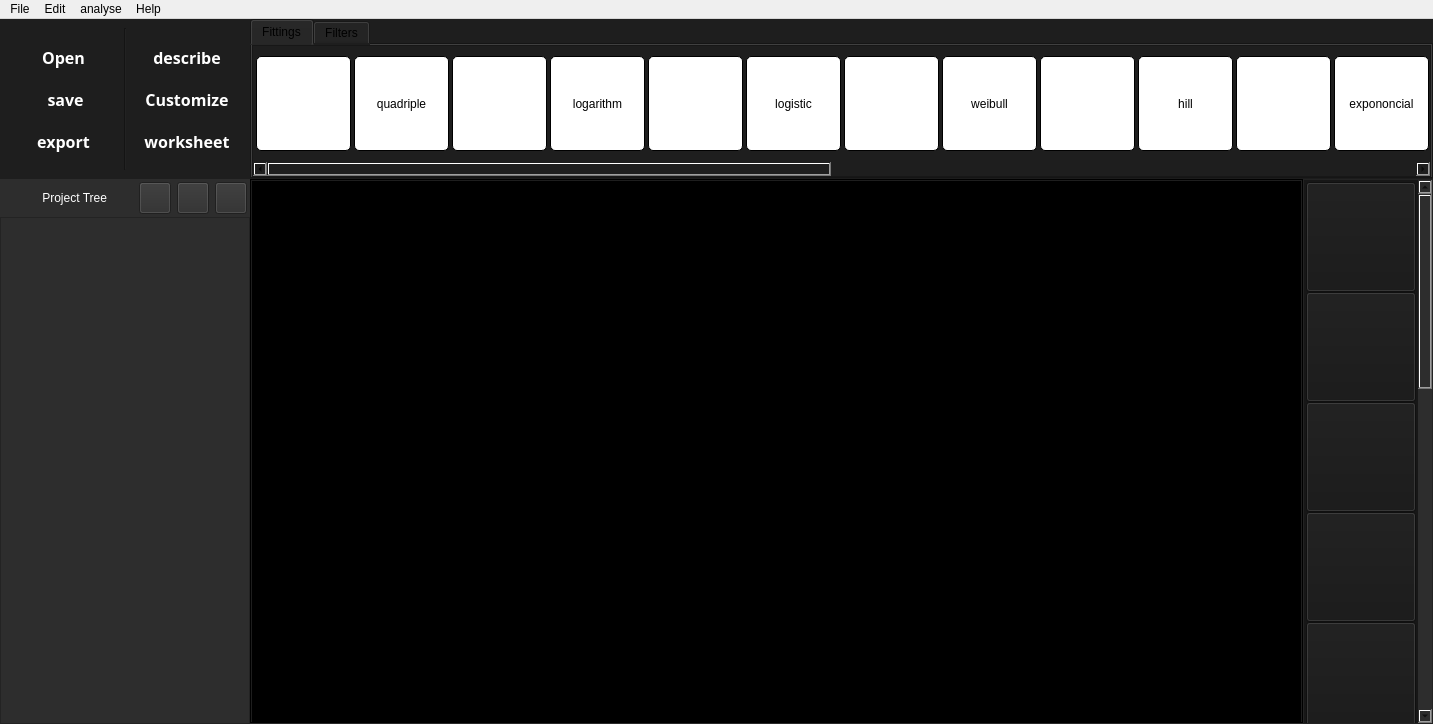
First picture: the form in form.ui, repository Meliani-Mehdi/Graphite_QT, before the edit.
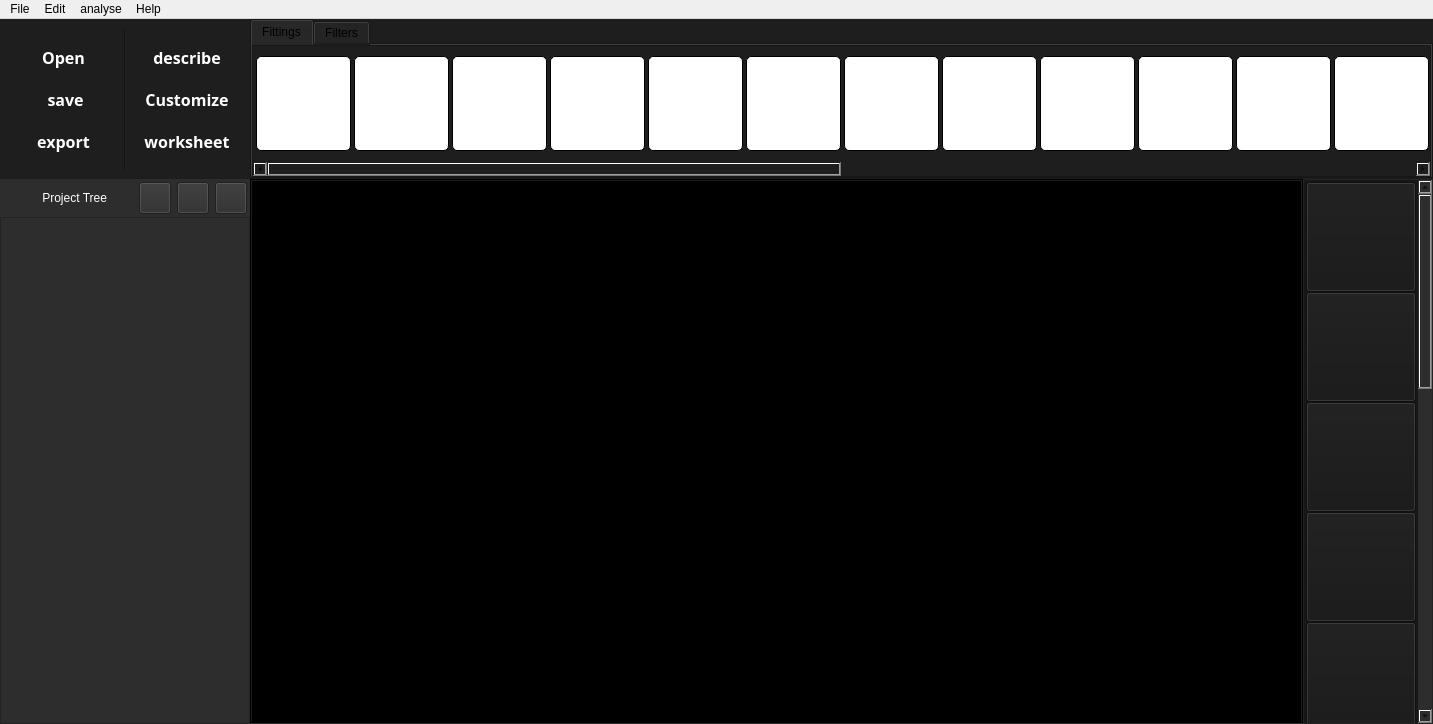
Second picture: the form after the edit. Icons and pictures are not drawn.

```diff
--- a/form.ui
+++ b/form.ui
@@ -514,15 +514,18 @@
                </property>
                <item>
                 <widget class="QScrollArea" name="scrollArea_2">
+                 <property name="verticalScrollBarPolicy">
+                  <enum>Qt::ScrollBarAlwaysOff</enum>
+                 </property>
                  <property name="widgetResizable">
                   <bool>true</bool>
                  </property>
                  <widget class="QWidget" name="scrollAreaWidgetContents_2">
                   <property name="geometry">
                    <rect>
-                    <x>-625</x>
+                    <x>0</x>
                     <y>0</y>
-                    <width>2404</width>
+                    <width>2361</width>
                     <height>114</height>
                    </rect>
                   </property>
@@ -588,9 +591,16 @@
                        <height>95</height>
                       </size>
                      </property>
-                     <property name="text">
+                     <property name="toolTip">
                       <string>quadriple</string>
                      </property>
+                     <property name="text">
+                      <string/>
+                     </property>
+                     <property name="icon">
+                      <iconset>
+                       <normaloff>assets/buttons/algo/quartic_fit_plot.png</normaloff>assets/buttons/algo/quartic_fit_plot.png</iconset>
+                     </property>
                      <property name="iconSize">
                       <size>
                        <width>80</width>
@@ -645,9 +655,16 @@
                        <height>95</height>
                       </size>
                      </property>
-                     <property name="text">
+                     <property name="toolTip">
                       <string>logarithm</string>
                      </property>
+                     <property name="text">
+                      <string/>
+                     </property>
+                     <property name="icon">
+                      <iconset>
+                       <normaloff>assets/buttons/algo/logarithm_fit_plot.png</normaloff>assets/buttons/algo/logarithm_fit_plot.png</iconset>
+                     </property>
                      <property name="iconSize">
                       <size>
                        <width>80</width>
@@ -702,9 +719,16 @@
                        <height>95</height>
                       </size>
                      </property>
-                     <property name="text">
+                     <property name="toolTip">
                       <string>logistic</string>
                      </property>
+                     <property name="text">
+                      <string/>
+                     </property>
+                     <property name="icon">
+                      <iconset>
+                       <normaloff>assets/buttons/algo/logistic_fit_plot.png</normaloff>assets/buttons/algo/logistic_fit_plot.png</iconset>
+                     </property>
                      <property name="iconSize">
                       <size>
                        <width>80</width>
@@ -753,9 +777,16 @@
                        <height>95</height>
                       </size>
                      </property>
-                     <property name="text">
+                     <property name="toolTip">
                       <string>weibull</string>
                      </property>
+                     <property name="text">
+                      <string/>
+                     </property>
+                     <property name="icon">
+                      <iconset>
+                       <normaloff>assets/buttons/algo/weibull_fit_icon.png</normaloff>assets/buttons/algo/weibull_fit_icon.png</iconset>
+                     </property>
                      <property name="iconSize">
                       <size>
                        <width>80</width>
@@ -804,9 +835,16 @@
                        <height>95</height>
                       </size>
                      </property>
-                     <property name="text">
+                     <property name="toolTip">
                       <string>hill</string>
                      </property>
+                     <property name="text">
+                      <string/>
+                     </property>
+                     <property name="icon">
+                      <iconset>
+                       <normaloff>assets/buttons/algo/hill_fit_icon.png</normaloff>assets/buttons/algo/hill_fit_icon.png</iconset>
+                     </property>
                      <property name="iconSize">
                       <size>
                        <width>80</width>
@@ -855,9 +893,16 @@
                        <height>95</height>
                       </size>
                      </property>
-                     <property name="text">
+                     <property name="toolTip">
                       <string>expononcial</string>
                      </property>
+                     <property name="text">
+                      <string/>
+                     </property>
+                     <property name="icon">
+                      <iconset>
+                       <normaloff>assets/buttons/algo/exponential_fit_icon.png</normaloff>assets/buttons/algo/exponential_fit_icon.png</iconset>
+                     </property>
                      <property name="iconSize">
                       <size>
                        <width>80</width>
@@ -1128,12 +1173,12 @@
                    <item>
                     <spacer name="horizontalSpacer_4">
                      <property name="orientation">
-                      <enum>Qt::Vertical</enum>
+                      <enum>Qt::Horizontal</enum>
                      </property>
                      <property name="sizeHint" stdset="0">
                       <size>
-                       <width>40</width>
-                       <height>105</height>
+                       <width>105</width>
+                       <height>40</height>
                       </size>
                      </property>
                     </spacer>
```
Left out of the diff: 116 changed lines with no effect on the pictures.
